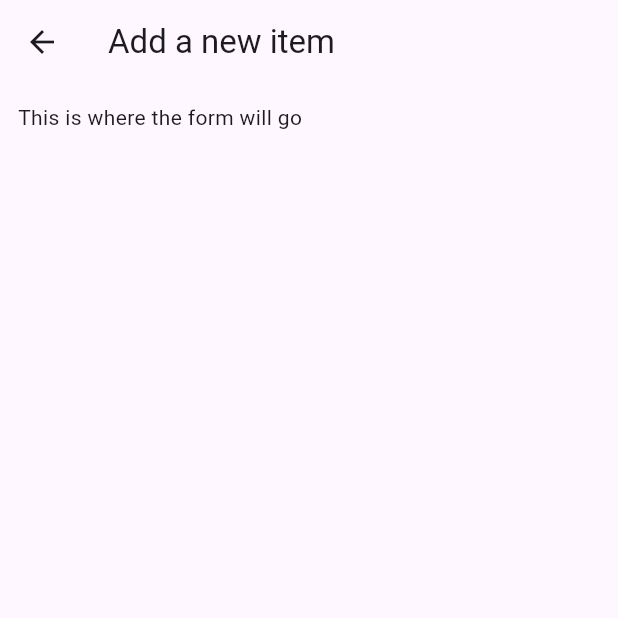
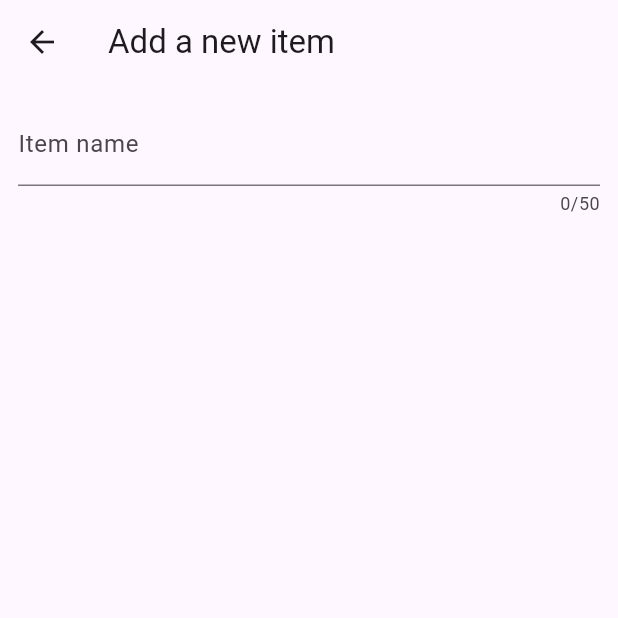
Before and after one commit to IrisNeonDreams1989/shopping_list_app, a Flutter app: the NewItem screen opened directly, on a phone screen of 412 x 824 dp, the top half of it. Run offline on Flutter 3.47's test engine with Material 3 defaults, Android fonts, the phone set to English and light mode, and no system bars.

Commit message:
Use The Form & TextFormField Widgets

```diff
--- a/lib/widgets/new_item.dart
+++ b/lib/widgets/new_item.dart
@@ -14,9 +14,23 @@ class _NewItemState extends State<NewItem> {
       appBar: AppBar(
         title: const Text('Add a new item'),
       ),
-      body: const Padding(
-        padding: EdgeInsets.all(12),
-        child: Text('This is where the form will go'),
+      body: Padding(
+        padding: const EdgeInsets.all(12),
+        child: Form(
+          child: Column(
+            children: [
+              TextFormField(
+                maxLength: 50,
+                decoration: const InputDecoration(
+                  labelText: 'Item name',
+                ),
+                validator: (value) {
+                  return 'Demo...';
+                },
+              ),
+            ],
+          ),
+        ),
       ),
     );
   }
```
